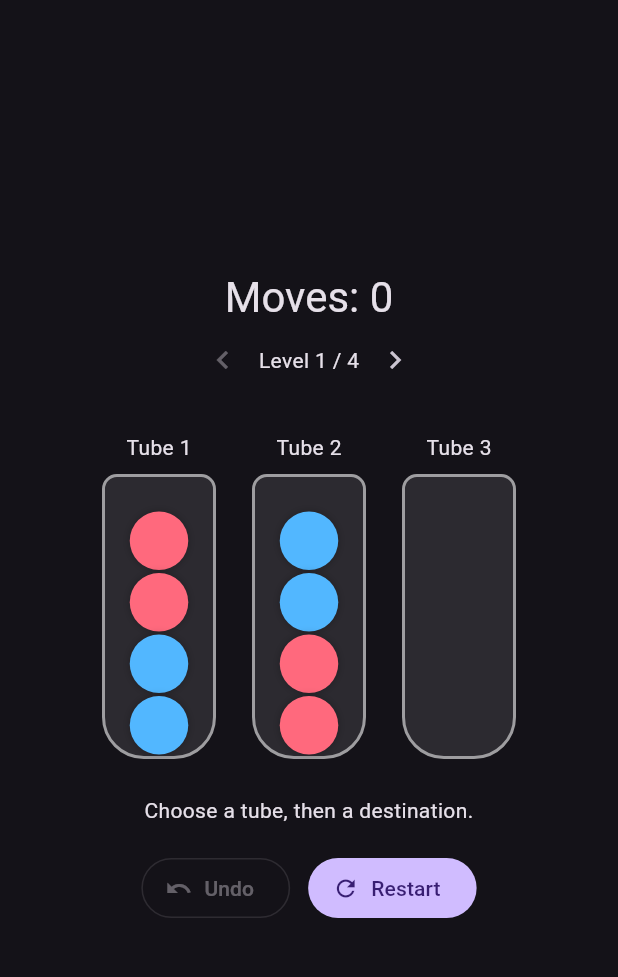
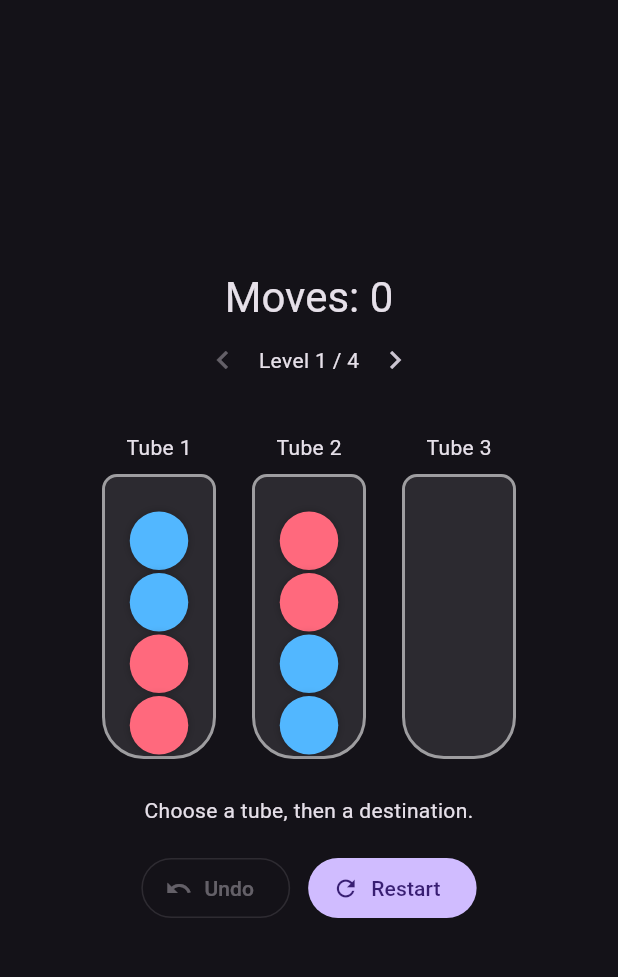
Before and after one commit to taktemurr-ops/game-003-color-sort-puzzle, a Flutter app: the screen it shows after launch, on a phone screen of 412 x 824 dp, the part 63-1040 px from its top. Run offline on Flutter 3.47's test engine with Material 3 defaults, Android fonts, the phone set to English and light mode, and no system bars.

Commit message:
fix: draw topmost contents first in top-to-bottom Flutter column

```diff
--- a/lib/main.dart
+++ b/lib/main.dart
@@ -91,7 +91,7 @@ class _ColorSortScreenState extends State<ColorSortScreen> {
             ),
             child: Column(
               mainAxisAlignment: MainAxisAlignment.end,
-              children: balls.map((ball) => Container(
+              children: balls.reversed.map((ball) => Container(
                 width: 39, height: 39,
                 margin: const EdgeInsets.symmetric(vertical: 1),
                 decoration: BoxDecoration(
```
